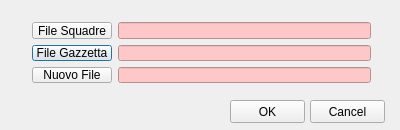
The window that src/NoNetFileDialog.ui (wdastru/FantaCalcGui) describes before a commit, drawn with Qt 5.
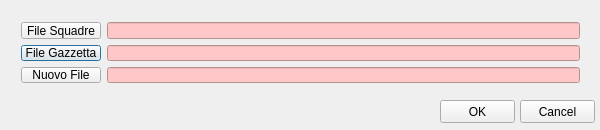
The same window after the commit.

```diff
--- a/src/NoNetFileDialog.ui
+++ b/src/NoNetFileDialog.ui
@@ -2,27 +2,45 @@
 <ui version="4.0">
  <class>NoNetFileDialogClass</class>
  <widget class="QDialog" name="NoNetFileDialogClass">
+  <property name="enabled">
+   <bool>true</bool>
+  </property>
   <property name="geometry">
    <rect>
     <x>0</x>
     <y>0</y>
-    <width>400</width>
+    <width>600</width>
     <height>130</height>
    </rect>
   </property>
+  <property name="sizePolicy">
+   <sizepolicy hsizetype="Preferred" vsizetype="Preferred">
+    <horstretch>0</horstretch>
+    <verstretch>0</verstretch>
+   </sizepolicy>
+  </property>
+  <property name="minimumSize">
+   <size>
+    <width>600</width>
+    <height>0</height>
+   </size>
+  </property>
   <property name="windowTitle">
    <string>NoNetFileDialog</string>
   </property>
   <widget class="QWidget" name="layoutWidget">
    <property name="geometry">
     <rect>
-     <x>21</x>
+     <x>10</x>
      <y>11</y>
-     <width>361</width>
+     <width>581</width>
      <height>83</height>
     </rect>
    </property>
    <layout class="QGridLayout" name="gridLayout">
+    <property name="sizeConstraint">
+     <enum>QLayout::SetDefaultConstraint</enum>
+    </property>
     <item row="1" column="0">
      <widget class="QPushButton" name="openFileNameGazzettaButton">
       <property name="sizePolicy">
@@ -100,7 +118,7 @@
   <widget class="QPushButton" name="okButton">
    <property name="geometry">
     <rect>
-     <x>230</x>
+     <x>440</x>
      <y>100</y>
      <width>75</width>
      <height>23</height>
@@ -113,7 +131,7 @@
   <widget class="QPushButton" name="cancelButton">
    <property name="geometry">
     <rect>
-     <x>310</x>
+     <x>520</x>
      <y>100</y>
      <width>75</width>
      <height>23</height>
```
Left out of the diff: 64 changed lines with no effect on the pictures.
